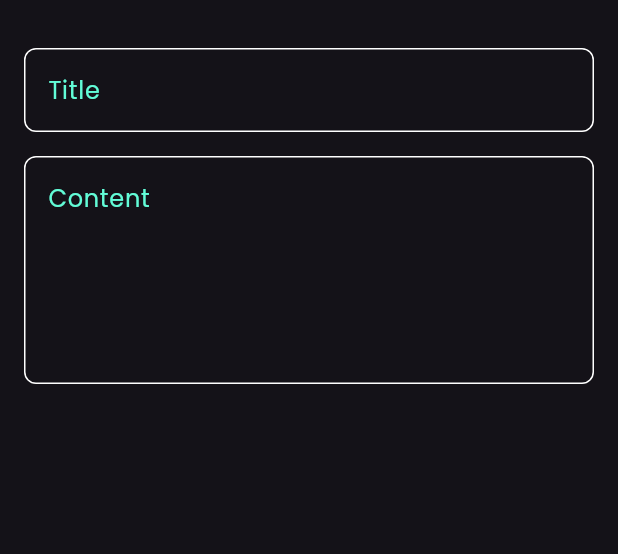
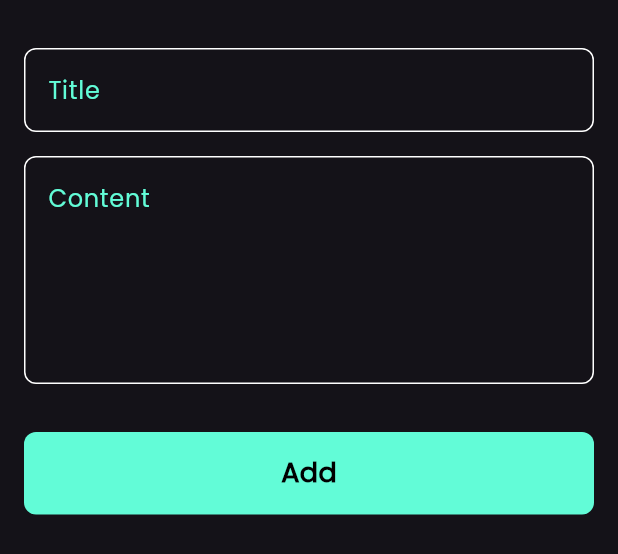
Before and after one commit to mohebboules/notes_app, a Flutter app: the AddNoteButtomSheet widget shown alone on an empty page, opened directly, on a phone screen of 412 x 824 dp. Shown: the top 554 px of the screen. Run offline on Flutter 3.47's test engine with Material 3 defaults, Android fonts, the phone set to English and light mode, and no system bars; our stand-ins replace font_awesome_flutter.

Commit message:
Finish bottom sheet

```diff
--- a/lib/constants.dart
+++ b/lib/constants.dart
@@ -1,3 +1,3 @@
 import 'package:flutter/material.dart';
 
-const Color kprimaryColor = Color(0xff62fcd7);
+const Color kPrimaryColor = Color(0xff62fcd7);
--- a/lib/views/widgets/add_note_bottom_sheet.dart
+++ b/lib/views/widgets/add_note_bottom_sheet.dart
@@ -1,4 +1,5 @@
 import 'package:flutter/material.dart';
+import 'package:notes_app/views/widgets/custom_button.dart';
 import 'package:notes_app/views/widgets/custom_text_field.dart';
 
 class AddNoteButtomSheet extends StatelessWidget {
@@ -8,6 +9,7 @@ class AddNoteButtomSheet extends StatelessWidget {
   Widget build(BuildContext context) {
     return const Padding(
       padding: EdgeInsets.symmetric(horizontal: 16),
+      child: SingleChildScrollView(
         child: Column(
           children: [
             SizedBox(
@@ -23,7 +25,15 @@ class AddNoteButtomSheet extends StatelessWidget {
               hintText: 'Content',
               maxLines: 5,
             ),
+            SizedBox(
+              height: 32,
+            ),
+            CustomButton(),
+            SizedBox(
+              height: 64,
+            )
           ],
+        ),
       ),
     );
   }
--- /dev/null
+++ b/lib/views/widgets/custom_button.dart
@@ -0,0 +1,26 @@
+import 'package:flutter/material.dart';
+import 'package:notes_app/constants.dart';
+
+class CustomButton extends StatelessWidget {
+  const CustomButton({super.key});
+
+  @override
+  Widget build(BuildContext context) {
+    return Container(
+      width: MediaQuery.of(context).size.width,
+      height: 55,
+      decoration: BoxDecoration(
+          color: kPrimaryColor, borderRadius: BorderRadius.circular(8)),
+      child: const Center(
+        child: Text(
+          'Add',
+          style: TextStyle(
+            fontSize: 18,
+            fontWeight: FontWeight.bold,
+            color: Colors.black,
+          ),
+        ),
+      ),
+    );
+  }
+}
--- a/lib/views/widgets/custom_text_field.dart
+++ b/lib/views/widgets/custom_text_field.dart
@@ -9,13 +9,13 @@ class CustomTextField extends StatelessWidget {
   @override
   Widget build(BuildContext context) {
     return TextField(
-      cursorColor: kprimaryColor,
+      cursorColor: kPrimaryColor,
       maxLines: maxLines,
       decoration: InputDecoration(
         hintText: hintText,
-        hintStyle: const TextStyle(color: kprimaryColor),
+        hintStyle: const TextStyle(color: kPrimaryColor),
         enabledBorder: buildBorder(),
-        focusedBorder: buildBorder(color: kprimaryColor),
+        focusedBorder: buildBorder(color: kPrimaryColor),
       ),
     );
   }
```
Lines whose indentation alone changed are shown as unchanged.
